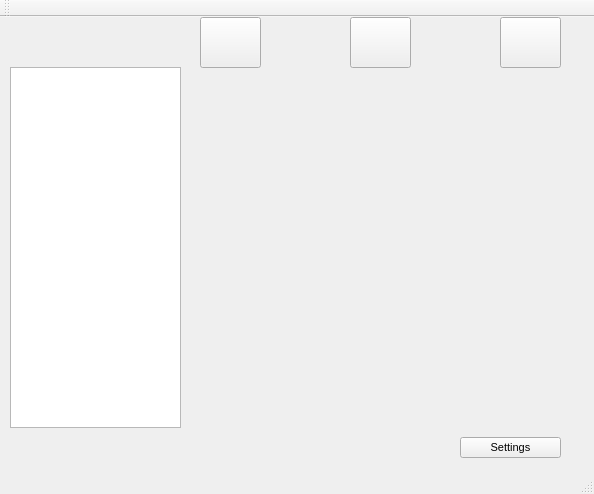
Netmisha/observer, file Observer/mainwindow.ui: the form before one commit.
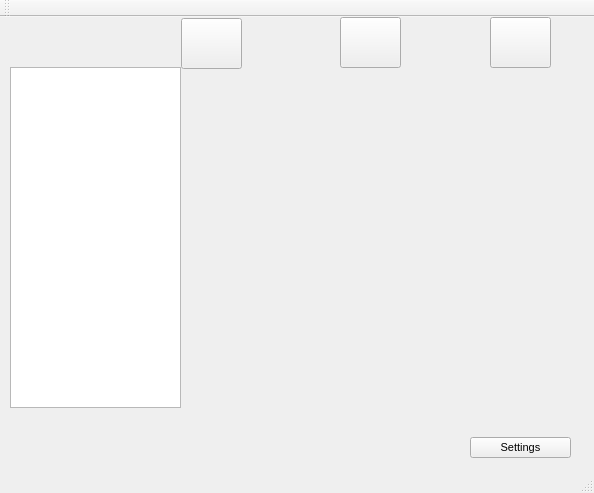
The form after the commit. Icons and pictures are not drawn.

Commit message: Tag Window is now ready. Working on MainWindow

Diff of the .ui file:
```diff
--- a/Observer/mainwindow.ui
+++ b/Observer/mainwindow.ui
@@ -7,7 +7,7 @@
     <x>0</x>
     <y>0</y>
     <width>594</width>
-    <height>494</height>
+    <height>493</height>
    </rect>
   </property>
   <property name="sizePolicy">
@@ -28,7 +28,7 @@
    <widget class="QPushButton" name="pushButton">
     <property name="geometry">
      <rect>
-      <x>460</x>
+      <x>470</x>
       <y>420</y>
       <width>101</width>
       <height>21</height>
@@ -50,14 +50,14 @@
       <x>10</x>
       <y>50</y>
       <width>171</width>
-      <height>361</height>
+      <height>341</height>
      </rect>
     </property>
    </widget>
    <widget class="QPushButton" name="SQ2">
     <property name="geometry">
      <rect>
-      <x>350</x>
+      <x>340</x>
       <y>0</y>
       <width>61</width>
       <height>51</height>
@@ -83,7 +83,7 @@
    <widget class="QPushButton" name="SQ3">
     <property name="geometry">
      <rect>
-      <x>500</x>
+      <x>490</x>
       <y>0</y>
       <width>61</width>
       <height>51</height>
@@ -113,9 +113,9 @@
     <property name="geometry">
      <rect>
       <x>200</x>
-      <y>60</y>
+      <y>70</y>
       <width>361</width>
-      <height>351</height>
+      <height>321</height>
      </rect>
     </property>
     <property name="text">
@@ -125,8 +125,8 @@
    <widget class="QPushButton" name="SQ">
     <property name="geometry">
      <rect>
-      <x>200</x>
-      <y>0</y>
+      <x>181</x>
+      <y>1</y>
       <width>61</width>
       <height>51</height>
      </rect>
```
Left out of the diff: 2 changed lines with no effect on the pictures. The commit also changes 6 other files.
